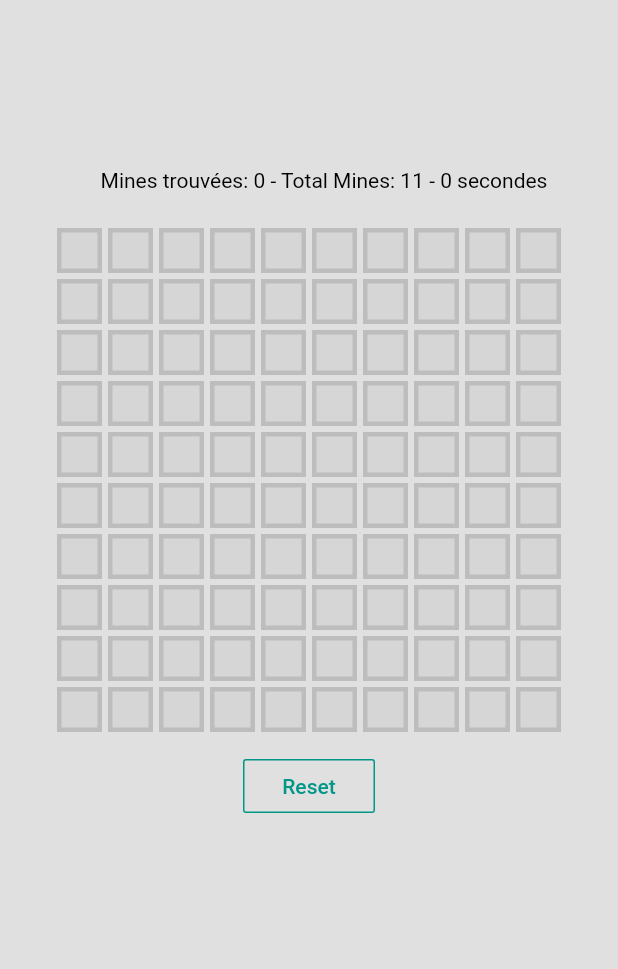
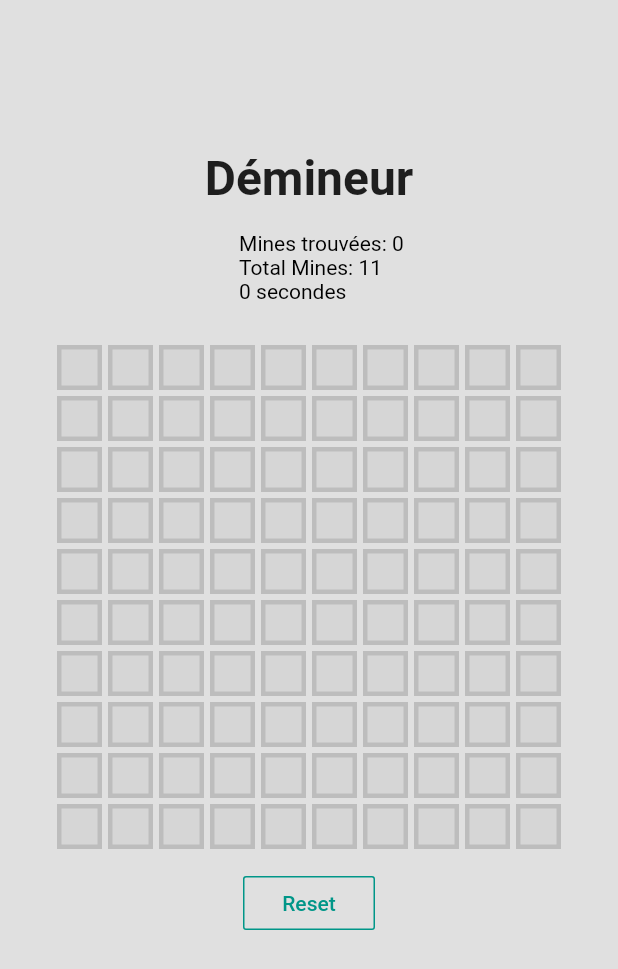
Before and after one commit to VEymeric/flutter_demineur, a Flutter app: the screen it shows after launch, on a phone screen of 412 x 824 dp. Shown: the top 969 px of the screen. Run offline on Flutter 3.47's test engine with Material 2 defaults, Android fonts, the phone set to English and light mode, and no system bars.

Commit message:
Update UI

```diff
--- a/lib/main.dart
+++ b/lib/main.dart
@@ -5,6 +5,10 @@ import 'package:flutter/cupertino.dart';
 import 'package:flutter/material.dart';
 
 enum TileState { covered, blown, open, flagged, revealed }
+
+/**
+ * TODO : Meilleur temps
+ */
 
 void main() => runApp(MineSweeper());
 
@@ -151,7 +155,12 @@ class BoardState extends State<Board> {
         child: Center(
             child: Column(children: <Widget>[
           Container(
-            height: 40.0,
+              child: Text(
+            "Démineur",
+            style: TextStyle(fontSize: 32, fontWeight: FontWeight.bold),
+          )),
+          Container(
+            height: 80.0,
             alignment: Alignment.center,
             margin: EdgeInsets.only(left: 20),
             child: RichText(
@@ -160,8 +169,8 @@ class BoardState extends State<Board> {
                   text: wonGame
                       ? "You've Won! $timeElapsed seconds"
                       : alive
-                          ? "Mines trouvées: $minesFound - Total Mines: $numOfMines - $timeElapsed secondes"
-                          : "Perdu !"),
+                          ? "Mines trouvées: $minesFound \nTotal Mines: $numOfMines \n$timeElapsed secondes"
+                          : "\nPerdu !"),
             ),
           ),
           buildBoard(),
```
Also changed, not shown: pubspec.yaml (+1 -42 lines), pubspec.lock, 3 other files.
